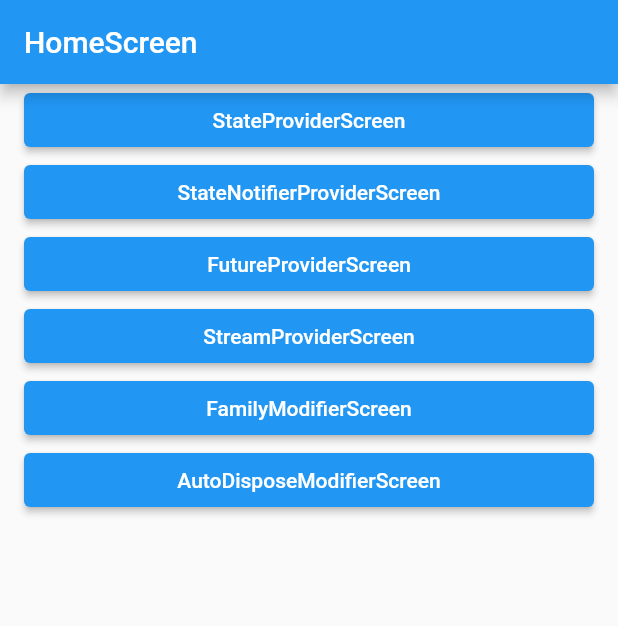
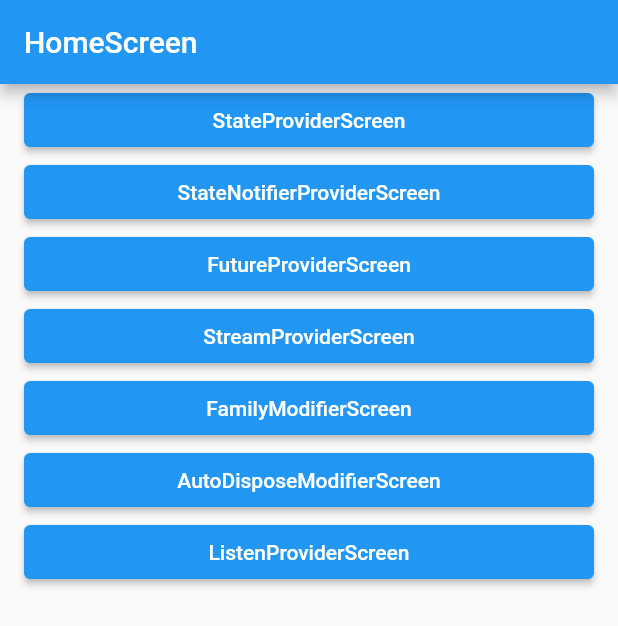
Before and after one commit to SunChulBaek-2/CodeFactoryRiverpod, a Flutter app: the screen it shows after launch, on a phone screen of 412 x 824 dp. Shown: the top 626 px of the screen. Run offline on Flutter 3.47's test engine with Material 2 defaults, Android fonts, the phone set to English and light mode, and no system bars; our stand-ins replace flutter_riverpod.

Commit message:
Listen 함수 실습

```diff
--- a/lib/main.dart
+++ b/lib/main.dart
@@ -2,6 +2,7 @@ import 'package:codefactory_riverpod/screen/auto_dispose_modifier_screen.dart';
 import 'package:codefactory_riverpod/screen/family_modifier_screen.dart';
 import 'package:codefactory_riverpod/screen/future_provider_screen.dart';
 import 'package:codefactory_riverpod/screen/home_screen.dart';
+import 'package:codefactory_riverpod/screen/listen_provider_screen.dart';
 import 'package:codefactory_riverpod/screen/state_notifier_provider.dart';
 import 'package:codefactory_riverpod/screen/state_provider_screen.dart';
 import 'package:codefactory_riverpod/screen/stream_provider_screen.dart';
@@ -27,6 +28,8 @@ void main() {
                 return FamilyModifierScreen();
               } else if (settings.name == AutoDisposeModifierScreen.routeName) {
                 return AutoDisposeModifierScreen();
+              } else if (settings.name == ListenProviderScreen.routeName) {
+                return ListenProviderScreen();
               }
               throw Exception();
             },
--- /dev/null
+++ b/lib/riverpod/listen_provider.dart
@@ -0,0 +1,3 @@
+import 'package:flutter_riverpod/flutter_riverpod.dart';
+
+final listenProvider = StateProvider<int>((ref) => 0);
--- a/lib/screen/home_screen.dart
+++ b/lib/screen/home_screen.dart
@@ -2,6 +2,7 @@ import 'package:codefactory_riverpod/layout/default_layout.dart';
 import 'package:codefactory_riverpod/screen/auto_dispose_modifier_screen.dart';
 import 'package:codefactory_riverpod/screen/family_modifier_screen.dart';
 import 'package:codefactory_riverpod/screen/future_provider_screen.dart';
+import 'package:codefactory_riverpod/screen/listen_provider_screen.dart';
 import 'package:codefactory_riverpod/screen/state_notifier_provider.dart';
 import 'package:codefactory_riverpod/screen/state_provider_screen.dart';
 import 'package:codefactory_riverpod/screen/stream_provider_screen.dart';
@@ -52,6 +53,12 @@ class HomeScreen extends StatelessWidget {
               },
               child: Text('AutoDisposeModifierScreen')
           ),
+          ElevatedButton(
+              onPressed: () {
+                Navigator.of(context).pushNamed(ListenProviderScreen.routeName);
+              },
+              child: Text('ListenProviderScreen')
+          ),
         ],
       )
     );
```
Also changed, not shown: lib/screen/listen_provider_screen.dart (added, +53 -0 lines).
